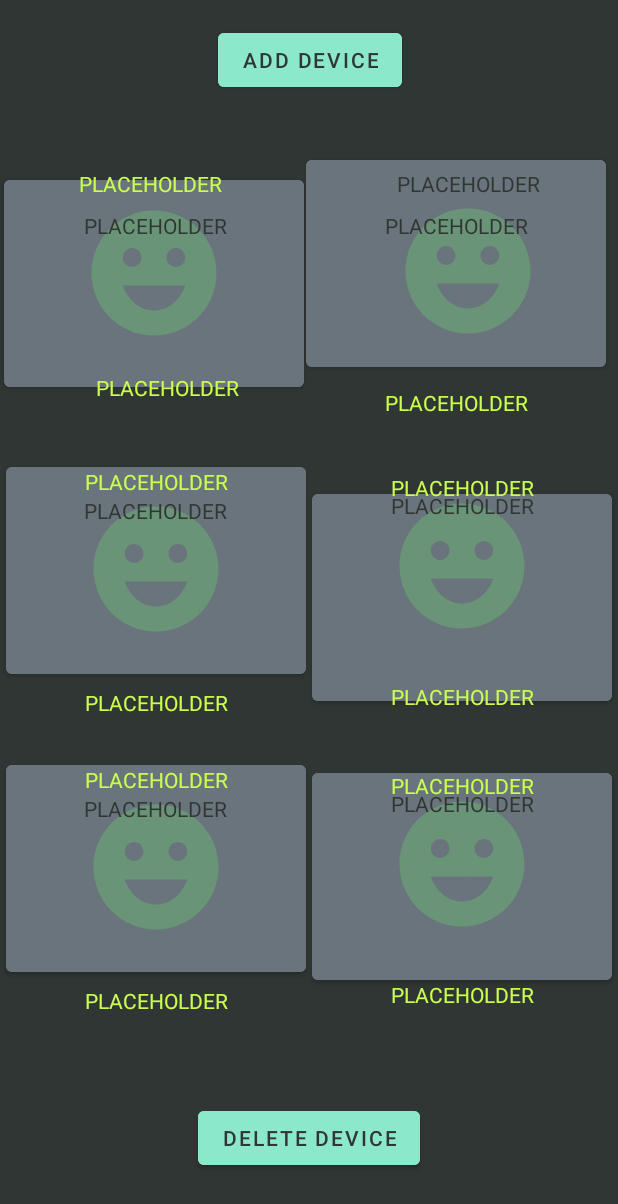
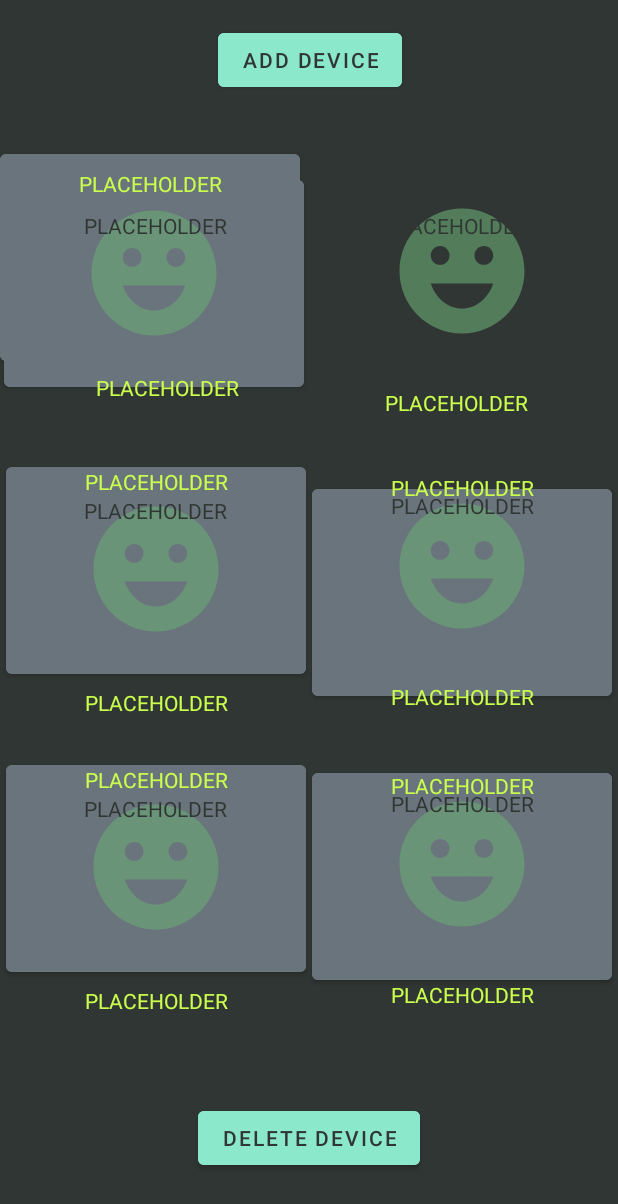
Before and after one commit to qclalo/capstone, an Android app: the layout fragment_six_device.xml on its own in the app's theme, with its tools: preview values and no code run, on a phone screen of 412 x 824 dp. Shown: the top 1204 px of the screen. Run offline under Robolectric (Android 15) with nearby library versions, the phone set to English and light mode, and no system bars.

Commit message:
moved some buttons

```diff
--- a/NEMoCoDe_App/app/src/main/res/layout/fragment_six_device.xml
+++ b/NEMoCoDe_App/app/src/main/res/layout/fragment_six_device.xml
@@ -118,20 +118,19 @@
             android:id="@+id/device_button_two"
             android:layout_width="200dp"
             android:layout_height="150dp"
-            android:layout_marginTop="4dp"
-            android:layout_marginEnd="8dp"
             android:backgroundTint="@color/button_color"
             android:text="@string/no_text"
             android:textColor="@color/button_color"
-            app:layout_constraintEnd_toEndOf="parent"
-            app:layout_constraintTop_toTopOf="parent"
-            app:strokeColor="@color/purple_500" />
+            app:strokeColor="@color/purple_500"
+            tools:layout_editor_absoluteX="211dp"
+            tools:layout_editor_absoluteY="9dp" />
 
         <ImageView
             android:id="@+id/severity_icon_two"
             android:layout_width="200dp"
             android:layout_height="100dp"
             android:layout_marginTop="34dp"
+            android:layout_marginEnd="4dp"
             android:elevation="8dp"
             android:src="@drawable/ic_healthy_severity"
             app:layout_constraintEnd_toEndOf="parent"
@@ -143,6 +142,7 @@
             android:layout_width="200dp"
             android:layout_height="wrap_content"
             android:layout_marginTop="16dp"
+            android:layout_marginEnd="8dp"
             android:elevation="8dp"
             android:gravity="center"
             android:text="@string/placeholder"
@@ -269,7 +269,6 @@
             app:layout_constraintHorizontal_bias="0.981"
             app:layout_constraintStart_toStartOf="parent"
             app:layout_constraintTop_toTopOf="parent"
-            app:layout_constraintVertical_bias="0.571"
             app:strokeColor="@color/purple_500" />
 
         <ImageView
```
